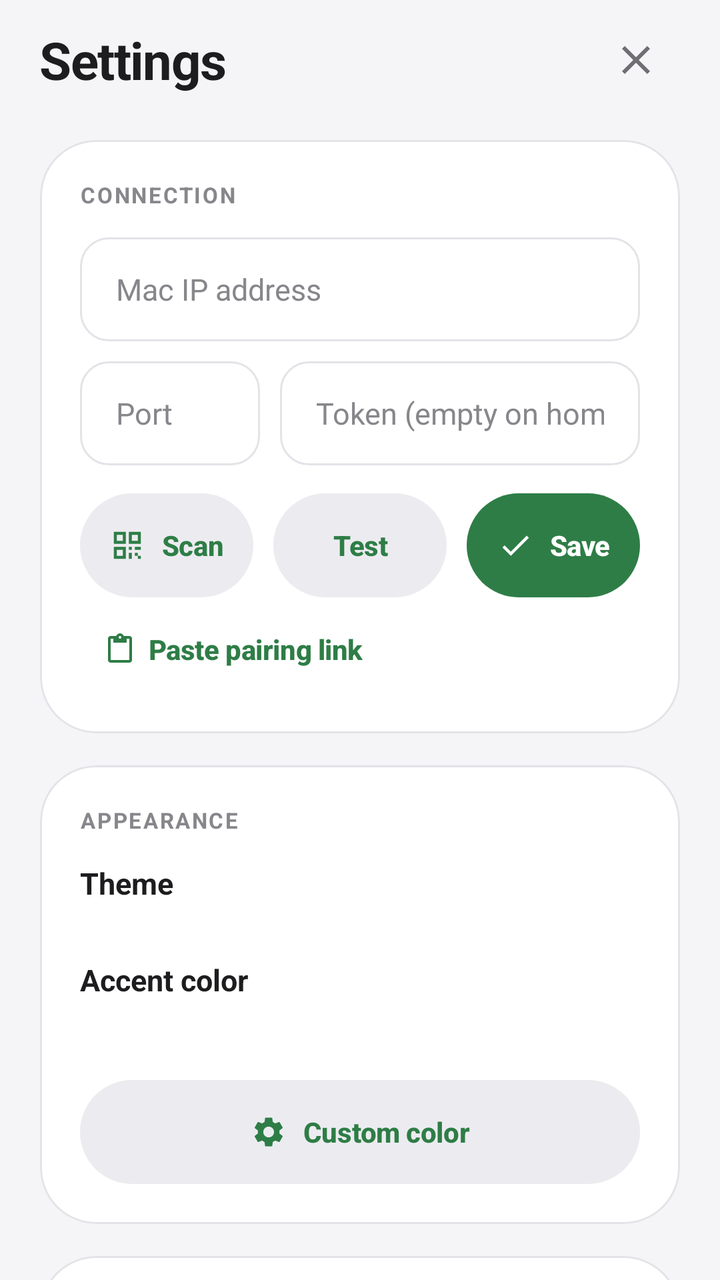
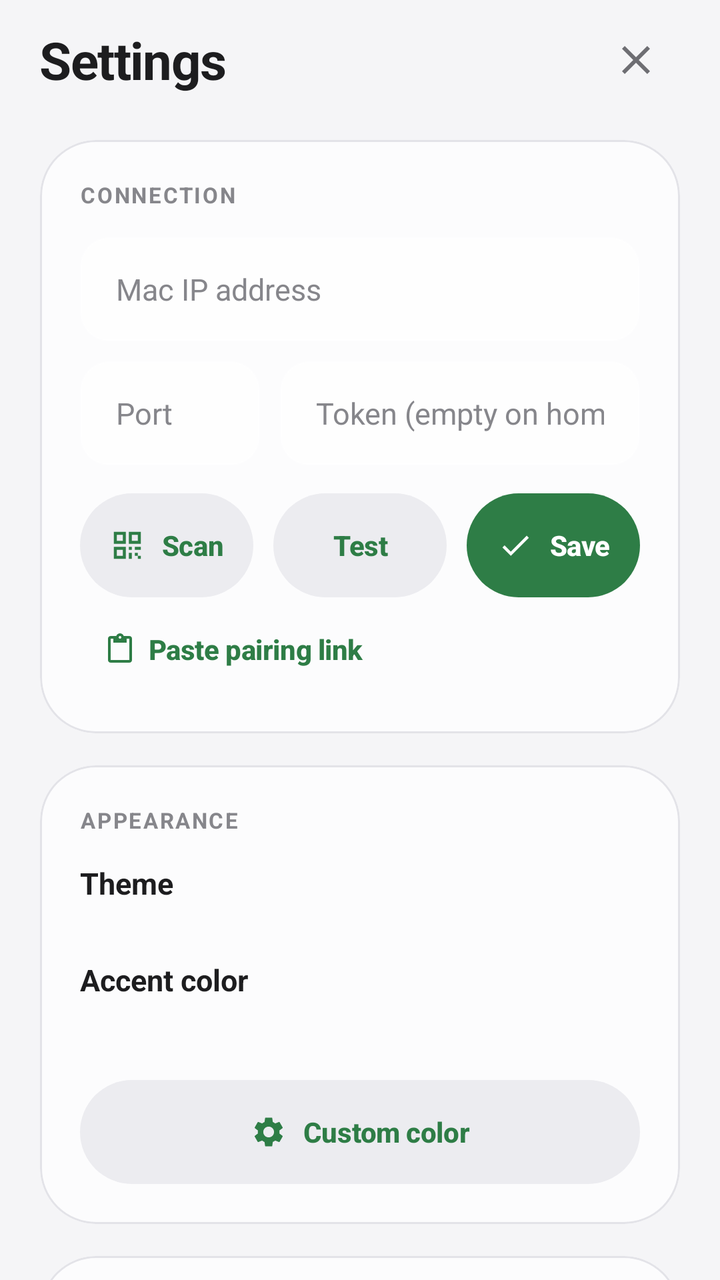

An Android layout rendered at two revisions. The XML below is the earlier revision; the diff shows what the commit changed to produce the second picture.
<!-- AndroidManifest.xml: application theme Theme.WhisperBridge -->
<!-- res/layout/dialog_settings.xml -->
<?xml version="1.0" encoding="utf-8"?>
<androidx.core.widget.NestedScrollView xmlns:android="http://schemas.android.com/apk/res/android"
    xmlns:app="http://schemas.android.com/apk/res-auto"
    android:layout_width="match_parent"
    android:layout_height="wrap_content"
    android:fillViewport="true">

<LinearLayout
    android:layout_width="match_parent"
    android:layout_height="wrap_content"
    android:orientation="vertical"
    android:paddingHorizontal="20dp"
    android:paddingTop="8dp"
    android:paddingBottom="24dp">

    
    <LinearLayout
        android:layout_width="match_parent"
        android:layout_height="wrap_content"
        android:gravity="center_vertical"
        android:orientation="horizontal"
        android:paddingBottom="4dp">

        <TextView
            android:layout_width="0dp"
            android:layout_height="wrap_content"
            android:layout_weight="1"
            android:letterSpacing="-0.02"
            android:text="Settings"
            android:textColor="@color/text_primary"
            android:textSize="26sp"
            android:textStyle="bold" />

        <ImageButton
            android:id="@+id/btnCloseSettings"
            android:layout_width="44dp"
            android:layout_height="44dp"
            android:background="?attr/selectableItemBackgroundBorderless"
            android:contentDescription="Close settings"
            android:padding="10dp"
            android:src="@drawable/ic_close" />
    </LinearLayout>

    
    <com.google.android.material.card.MaterialCardView
        android:layout_width="match_parent"
        android:layout_height="wrap_content"
        android:layout_marginTop="14dp"
        app:cardBackgroundColor="@color/card_bg"
        app:cardCornerRadius="28dp"
        app:cardElevation="0dp"
        app:strokeColor="@color/border"
        app:strokeWidth="1dp">

        <LinearLayout
            android:layout_width="match_parent"
            android:layout_height="wrap_content"
            android:orientation="vertical"
            android:padding="20dp">

            <TextView
                android:layout_width="wrap_content"
                android:layout_height="wrap_content"
                android:letterSpacing="0.08"
                android:text="CONNECTION"
                android:textAllCaps="true"
                android:textColor="@color/text_tertiary"
                android:textSize="11sp"
                android:textStyle="bold" />

            <EditText
                android:id="@+id/etHost"
                android:layout_width="match_parent"
                android:layout_height="52dp"
                android:layout_marginTop="14dp"
                android:background="@drawable/bg_field_round"
                android:hint="Mac IP address"
                android:importantForAutofill="no"
                android:inputType="textUri"
                android:paddingHorizontal="18dp"
                android:textColor="@color/text_primary"
                android:textColorHint="@color/text_tertiary"
                android:textSize="15sp" />

            <LinearLayout
                android:layout_width="match_parent"
                android:layout_height="wrap_content"
                android:layout_marginTop="10dp"
                android:orientation="horizontal">

                <EditText
                    android:id="@+id/etPort"
                    android:layout_width="0dp"
                    android:layout_height="52dp"
                    android:layout_weight="1"
                    android:background="@drawable/bg_field_round"
                    android:hint="Port"
                    android:importantForAutofill="no"
                    android:inputType="number"
                    android:paddingHorizontal="18dp"
                    android:textColor="@color/text_primary"
                    android:textColorHint="@color/text_tertiary"
                    android:textSize="15sp" />

                <Space
                    android:layout_width="10dp"
                    android:layout_height="1dp" />

                <EditText
                    android:id="@+id/etToken"
                    android:layout_width="0dp"
                    android:layout_height="52dp"
                    android:layout_weight="2"
                    android:background="@drawable/bg_field_round"
                    android:hint="Token (empty on home Wi-Fi)"
                    android:importantForAutofill="no"
                    android:inputType="textPassword|textNoSuggestions"
                    android:paddingHorizontal="18dp"
                    android:textColor="@color/text_primary"
                    android:textColorHint="@color/text_tertiary"
                    android:textSize="15sp" />
            </LinearLayout>

            <LinearLayout
                android:layout_width="match_parent"
                android:layout_height="wrap_content"
                android:layout_marginTop="14dp"
                android:orientation="horizontal">

                <com.google.android.material.button.MaterialButton
                    android:id="@+id/btnScan"
                    style="@style/WB.IconStartOutlined"
                    android:layout_width="0dp"
                    android:layout_height="52dp"
                    android:layout_weight="1"
                    android:text="Scan"
                    android:textColor="@color/accent"
                    app:icon="@drawable/ic_qr"
                    app:iconTint="@color/accent" />

                <Space
                    android:layout_width="10dp"
                    android:layout_height="1dp" />

                <com.google.android.material.button.MaterialButton
                    android:id="@+id/btnTest"
                    style="@style/WB.IconStartOutlined"
                    android:layout_width="0dp"
                    android:layout_height="52dp"
                    android:layout_weight="1"
                    android:text="Test"
                    android:textColor="@color/accent" />

                <Space
                    android:layout_width="10dp"
                    android:layout_height="1dp" />

                <com.google.android.material.button.MaterialButton
                    android:id="@+id/btnSaveConnection"
                    style="@style/WB.IconStartButton"
                    android:layout_width="0dp"
                    android:layout_height="52dp"
                    android:layout_weight="1"
                    android:text="Save"
                    app:backgroundTint="@color/accent"
                    app:icon="@drawable/ic_check"
                    app:iconTint="@android:color/white" />
            </LinearLayout>

            <TextView
                android:id="@+id/tvConnectionStatus"
                android:layout_width="match_parent"
                android:layout_height="wrap_content"
                android:layout_marginTop="10dp"
                android:textColor="@color/text_secondary"
                android:textSize="13sp"
                android:visibility="gone" />

            <com.google.android.material.button.MaterialButton
                android:id="@+id/btnPasteLink"
                style="@style/WB.IconStartText"
                android:layout_width="wrap_content"
                android:layout_height="44dp"
                android:layout_marginTop="4dp"
                android:text="Paste pairing link"
                android:textColor="@color/accent"
                app:icon="@drawable/ic_clipboard"
                app:iconTint="@color/accent" />
        </LinearLayout>
    </com.google.android.material.card.MaterialCardView>

    
    <com.google.android.material.card.MaterialCardView
        android:layout_width="match_parent"
        android:layout_height="wrap_content"
        android:layout_marginTop="16dp"
        app:cardBackgroundColor="@color/card_bg"
        app:cardCornerRadius="28dp"
        app:cardElevation="0dp"
        app:strokeColor="@color/border"
        app:strokeWidth="1dp">

        <LinearLayout
            android:layout_width="match_parent"
            android:layout_height="wrap_content"
            android:orientation="vertical"
            android:padding="20dp">

            <TextView
                android:layout_width="wrap_content"
                android:layout_height="wrap_content"
                android:letterSpacing="0.08"
                android:text="APPEARANCE"
                android:textAllCaps="true"
                android:textColor="@color/text_tertiary"
                android:textSize="11sp"
                android:textStyle="bold" />

            <TextView
                android:layout_width="wrap_content"
                android:layout_height="wrap_content"
                android:layout_marginTop="14dp"
                android:text="Theme"
                android:textColor="@color/text_primary"
                android:textSize="15sp"
                android:textStyle="bold" />

            <HorizontalScrollView
                android:layout_width="match_parent"
                android:layout_height="wrap_content"
                android:layout_marginTop="10dp"
                android:scrollbars="none">

                <LinearLayout
                    android:id="@+id/themeRow"
                    android:layout_width="wrap_content"
                    android:layout_height="wrap_content"
                    android:orientation="horizontal" />
            </HorizontalScrollView>

            <TextView
                android:layout_width="wrap_content"
                android:layout_height="wrap_content"
                android:layout_marginTop="18dp"
                android:text="Accent color"
                android:textColor="@color/text_primary"
                android:textSize="15sp"
                android:textStyle="bold" />

            <LinearLayout
                android:id="@+id/accentRow1"
                android:layout_width="match_parent"
                android:layout_height="wrap_content"
                android:layout_marginTop="12dp"
                android:gravity="center"
                android:orientation="horizontal" />

            <LinearLayout
                android:id="@+id/accentRow2"
                android:layout_width="match_parent"
                android:layout_height="wrap_content"
                android:layout_marginTop="12dp"
                android:gravity="center"
                android:orientation="horizontal" />

            <com.google.android.material.button.MaterialButton
                android:id="@+id/btnCustomAccent"
                style="@style/WB.IconStartOutlined"
                android:layout_width="match_parent"
                android:layout_height="52dp"
                android:layout_marginTop="16dp"
                android:text="Custom color"
                android:textColor="@color/accent"
                app:icon="@drawable/ic_settings"
                app:iconTint="@color/accent" />
        </LinearLayout>
    </com.google.android.material.card.MaterialCardView>

    
    <com.google.android.material.card.MaterialCardView
        android:layout_width="match_parent"
        android:layout_height="wrap_content"
        android:layout_marginTop="16dp"
        app:cardBackgroundColor="@color/card_bg"
        app:cardCornerRadius="28dp"
        app:cardElevation="0dp"
        app:strokeColor="@color/border"
        app:strokeWidth="1dp">

        <LinearLayout
            android:layout_width="match_parent"
            android:layout_height="wrap_content"
            android:orientation="vertical"
            android:padding="20dp">

            <TextView
                android:layout_width="wrap_content"
                android:layout_height="wrap_content"
                android:letterSpacing="0.08"
                android:text="MOUSE"
                android:textAllCaps="true"
                android:textColor="@color/text_tertiary"
                android:textSize="11sp"
                android:textStyle="bold" />

            <LinearLayout
                android:layout_width="match_parent"
                android:layout_height="wrap_content"
                android:layout_marginTop="14dp"
                android:gravity="center_vertical"
                android:orientation="horizontal">

                <TextView
                    android:layout_width="0dp"
                    android:layout_height="wrap_content"
                    android:layout_weight="1"
                    android:text="Trackpad speed"
                    android:textColor="@color/text_primary"
                    android:textSize="15sp" />

                <TextView
                    android:id="@+id/tvSpeedValue"
                    android:layout_width="wrap_content"
                    android:layout_height="wrap_content"
                    android:textColor="@color/accent"
                    android:textSize="15sp"
                    android:textStyle="bold" />
            </LinearLayout>

            <com.google.android.material.slider.Slider
                android:id="@+id/speedSlider"
                android:layout_width="match_parent"
                android:layout_height="wrap_content"
                android:layout_marginTop="4dp"
                android:stepSize="1"
                android:valueFrom="1"
                android:valueTo="10" />

            <CheckBox
                android:id="@+id/cbTapToClick"
                android:layout_width="match_parent"
                android:layout_height="wrap_content"
                android:layout_marginTop="6dp"
                android:buttonTint="@color/accent"
                android:minHeight="48dp"
                android:text="Tap to click"
                android:textColor="@color/text_secondary"
                android:textSize="14sp" />

            <CheckBox
                android:id="@+id/cbNaturalScroll"
                android:layout_width="match_parent"
                android:layout_height="wrap_content"
                android:buttonTint="@color/accent"
                android:minHeight="48dp"
                android:text="Natural scrolling"
                android:textColor="@color/text_secondary"
                android:textSize="14sp" />

            <LinearLayout
                android:layout_width="match_parent"
                android:layout_height="wrap_content"
                android:layout_marginTop="12dp"
                android:gravity="center_vertical"
                android:orientation="horizontal">

                <TextView
                    android:layout_width="0dp"
                    android:layout_height="wrap_content"
                    android:layout_weight="1"
                    android:text="Air mouse sensitivity"
                    android:textColor="@color/text_primary"
                    android:textSize="15sp" />

                <TextView
                    android:id="@+id/tvAirSensValue"
                    android:layout_width="wrap_content"
                    android:layout_height="wrap_content"
                    android:textColor="@color/accent"
                    android:textSize="15sp"
                    android:textStyle="bold" />
            </LinearLayout>

            <com.google.android.material.slider.Slider
                android:id="@+id/airSensSlider"
                android:layout_width="match_parent"
                android:layout_height="wrap_content"
                android:layout_marginTop="4dp"
                android:stepSize="1"
                android:valueFrom="1"
                android:valueTo="10" />

            <CheckBox
                android:id="@+id/cbAirInvert"
                android:layout_width="match_parent"
                android:layout_height="wrap_content"
                android:buttonTint="@color/accent"
                android:minHeight="48dp"
                android:text="Invert air mouse direction"
                android:textColor="@color/text_secondary"
                android:textSize="14sp" />
        </LinearLayout>
    </com.google.android.material.card.MaterialCardView>

    
    <LinearLayout
        android:layout_width="match_parent"
        android:layout_height="wrap_content"
        android:layout_marginTop="20dp"
        android:orientation="horizontal">

        <com.google.android.material.button.MaterialButton
            android:id="@+id/btnCancelSettings"
            style="@style/WB.TextButton"
            android:layout_width="0dp"
            android:layout_height="56dp"
            android:layout_weight="1"
            android:text="Cancel"
            android:textColor="@color/text_secondary" />

        <Space
            android:layout_width="12dp"
            android:layout_height="1dp" />

        <com.google.android.material.button.MaterialButton
            android:id="@+id/btnSaveAll"
            style="@style/WB.IconStartButton"
            android:layout_width="0dp"
            android:layout_height="56dp"
            android:layout_weight="2"
            android:text="Save all"
            android:textSize="15sp"
            app:backgroundTint="@color/accent"
            app:icon="@drawable/ic_check"
            app:iconTint="@android:color/white" />
    </LinearLayout>
</LinearLayout>
</androidx.core.widget.NestedScrollView>
<!-- resources referenced by this layout -->
<resources>
  <color name="accent">#2E7D46</color>
  <color name="border">#E3E3E8</color>
  <color name="card_bg">#FFFFFF</color>
  <color name="text_primary">#1D1D1F</color>
  <color name="text_secondary">#6E6E73</color>
  <color name="text_tertiary">#86868B</color>
  <!-- drawable bg_field_round (drawable) -->
  <?xml version="1.0" encoding="utf-8"?>
  <selector xmlns:android="http://schemas.android.com/apk/res/android">
      <item android:state_focused="true">
          <shape android:shape="rectangle">
              <corners android:radius="14dp" />
              <solid android:color="@color/card_bg" />
              <stroke android:width="1.5dp" android:color="@color/accent" />
          </shape>
      </item>
      <item>
          <shape android:shape="rectangle">
              <corners android:radius="14dp" />
              <solid android:color="@color/card_bg" />
              <stroke android:width="1dp" android:color="@color/border" />
          </shape>
      </item>
  </selector>
  <!-- drawable ic_check (drawable) -->
  <?xml version="1.0" encoding="utf-8"?>
  <vector xmlns:android="http://schemas.android.com/apk/res/android"
      android:width="24dp" android:height="24dp"
      android:viewportWidth="24" android:viewportHeight="24">
      <path android:fillColor="@color/text_secondary"
          android:pathData="M9,16.17 L4.83,12 l-1.42,1.41 L9,19 L21,7 l-1.41,-1.41 z" />
  </vector>
  <!-- drawable ic_clipboard (drawable) -->
  <?xml version="1.0" encoding="utf-8"?>
  <vector xmlns:android="http://schemas.android.com/apk/res/android"
      android:width="24dp" android:height="24dp"
      android:viewportWidth="24" android:viewportHeight="24">
      <path android:fillColor="@color/text_secondary"
          android:pathData="M19,2 h-4.18 C14.4,0.84 13.3,0 12,0 c-1.3,0 -2.4,0.84 -2.82,2 H5 c-1.1,0 -2,0.9 -2,2 v16 c0,1.1 0.9,2 2,2 h14 c1.1,0 2,-0.9 2,-2 V4 c0,-1.1 -0.9,-2 -2,-2 z m-7,0 c0.55,0 1,0.45 1,1 s-0.45,1 -1,1 s-1,-0.45 -1,-1 s0.45,-1 1,-1 z m7,18 H5 V4 h2 v3 h10 V4 h2 v16 z" />
  </vector>
  <!-- drawable ic_close (drawable) -->
  <?xml version="1.0" encoding="utf-8"?>
  <vector xmlns:android="http://schemas.android.com/apk/res/android"
      android:width="24dp" android:height="24dp"
      android:viewportWidth="24" android:viewportHeight="24">
      <path android:fillColor="@color/text_secondary"
          android:pathData="M19,6.41 L17.59,5 L12,10.59 L6.41,5 L5,6.41 L10.59,12 L5,17.59 L6.41,19 L12,13.41 L17.59,19 L19,17.59 L13.41,12 z" />
  </vector>
  <!-- drawable ic_qr (drawable) -->
  <vector xmlns:android="http://schemas.android.com/apk/res/android"
      android:width="24dp"
      android:height="24dp"
      android:viewportWidth="24"
      android:viewportHeight="24">
      <path
          android:fillColor="@color/text_secondary"
          android:pathData="M3,3h8v8H3V3zM5,5v4h4V5H5zM13,3h8v8h-8V3zM15,5v4h4V5h-4zM3,13h8v8H3v-8zM5,15v4h4v-4H5zM13,13h2v2h-2v-2zM17,13h4v2h-4v-2zM13,17h2v4h-2v-4zM17,17h2v2h-2v-2zM19,19h2v2h-2v-2z" />
  </vector>
  <style name="Theme.WhisperBridge" parent="Theme.WhisperBridge.Base" />
  <color name="chip_bg">#ECECF0</color>
  <color name="on_neutral">#FFFFFF</color>
  <color name="green_soft">#E9F2EC</color>
  <color name="green_text">#2E7D46</color>
  <color name="bg">#F5F5F7</color>
  <color name="surface">#EFEFF2</color>
  <!-- unchanged entries left out for length: 6 -->
</resources>

<!-- the commit's change to res/layout/dialog_settings.xml (unified diff, before → after) -->
@@ -1,8 +1,18 @@
 <?xml version="1.0" encoding="utf-8"?>
-<androidx.core.widget.NestedScrollView xmlns:android="http://schemas.android.com/apk/res/android"
+<FrameLayout xmlns:android="http://schemas.android.com/apk/res/android"
     xmlns:app="http://schemas.android.com/apk/res-auto"
     android:layout_width="match_parent"
-    android:layout_height="wrap_content"
+    android:layout_height="match_parent">
+
+    
+    <FrameLayout
+        android:id="@+id/ambientLayer"
+        android:layout_width="match_parent"
+        android:layout_height="match_parent" />
+
+<androidx.core.widget.NestedScrollView
+    android:layout_width="match_parent"
+    android:layout_height="match_parent"
     android:fillViewport="true">
 
 <LinearLayout
@@ -46,7 +56,7 @@
         android:layout_width="match_parent"
         android:layout_height="wrap_content"
         android:layout_marginTop="14dp"
-        app:cardBackgroundColor="@color/card_bg"
+        app:cardBackgroundColor="@color/glass_card"
         app:cardCornerRadius="28dp"
         app:cardElevation="0dp"
         app:strokeColor="@color/border"
@@ -194,7 +204,7 @@
         android:layout_width="match_parent"
         android:layout_height="wrap_content"
         android:layout_marginTop="16dp"
-        app:cardBackgroundColor="@color/card_bg"
+        app:cardBackgroundColor="@color/glass_card"
         app:cardCornerRadius="28dp"
         app:cardElevation="0dp"
         app:strokeColor="@color/border"
@@ -281,7 +291,7 @@
         android:layout_width="match_parent"
         android:layout_height="wrap_content"
         android:layout_marginTop="16dp"
-        app:cardBackgroundColor="@color/card_bg"
+        app:cardBackgroundColor="@color/glass_card"
         app:cardCornerRadius="28dp"
         app:cardElevation="0dp"
         app:strokeColor="@color/border"
@@ -434,5 +444,6 @@
             app:icon="@drawable/ic_check"
             app:iconTint="@android:color/white" />
     </LinearLayout>
-</LinearLayout>
+    </LinearLayout>
 </androidx.core.widget.NestedScrollView>
+</FrameLayout>
<!-- resource entries referenced after the edit -->
@@ -2,6 +2,7 @@
 <resources>
   <color name="accent">#2E7D46</color>
   <color name="border">#E3E3E8</color>
+  <color name="glass_card">#B8FFFFFF</color>
   <color name="card_bg">#FFFFFF</color>
   <color name="text_primary">#1D1D1F</color>
   <color name="text_secondary">#6E6E73</color>
@@ -12,15 +13,15 @@
       <item android:state_focused="true">
           <shape android:shape="rectangle">
               <corners android:radius="14dp" />
-              <solid android:color="@color/card_bg" />
+              <solid android:color="@color/glass_input" />
               <stroke android:width="1.5dp" android:color="@color/accent" />
           </shape>
       </item>
       <item>
           <shape android:shape="rectangle">
               <corners android:radius="14dp" />
-              <solid android:color="@color/card_bg" />
-              <stroke android:width="1dp" android:color="@color/border" />
+              <solid android:color="@color/glass_input" />
+              <stroke android:width="1dp" android:color="@color/glass_border" />
           </shape>
       </item>
   </selector>
@@ -59,6 +60,8 @@
           android:pathData="M3,3h8v8H3V3zM5,5v4h4V5H5zM13,3h8v8h-8V3zM15,5v4h4V5h-4zM3,13h8v8H3v-8zM5,15v4h4v-4H5zM13,13h2v2h-2v-2zM17,13h4v2h-4v-2zM13,17h2v4h-2v-4zM17,17h2v2h-2v-2zM19,19h2v2h-2v-2z" />
   </vector>
   <style name="Theme.WhisperBridge" parent="Theme.WhisperBridge.Base" />
+  <color name="glass_input">#A6FFFFFF</color>
+  <color name="glass_border">#40FFFFFF</color>
   <color name="chip_bg">#ECECF0</color>
   <color name="on_neutral">#FFFFFF</color>
   <color name="green_soft">#E9F2EC</color>
